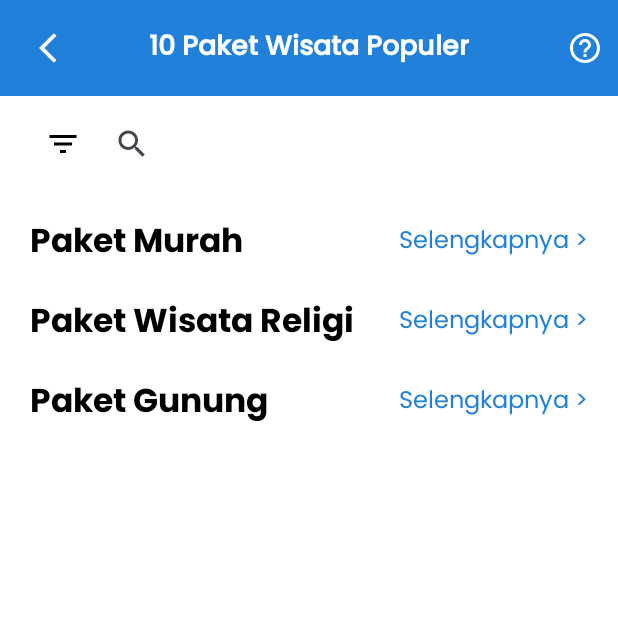
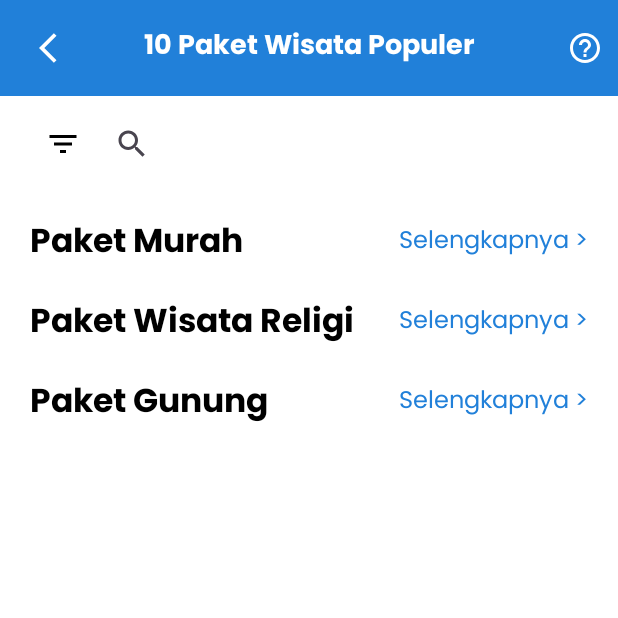
Before and after one commit to Exploreka/Exploreka-App, an Android app: the PackageActivity screen opened directly, with no data from a screen before it, on a phone screen of 412 x 824 dp, the top half of it. Run offline under Robolectric (Android 15) with nearby library versions, the phone set to English and light mode, and no system bars.

Commit message:
Update Many

```diff
--- a/app/src/main/res/layout/activity_change_password.xml
+++ b/app/src/main/res/layout/activity_change_password.xml
@@ -4,6 +4,7 @@
     xmlns:tools="http://schemas.android.com/tools"
     android:layout_width="match_parent"
     android:layout_height="match_parent"
+    android:background="@color/white"
     tools:context=".LoginActivity">
 
     <androidx.appcompat.widget.Toolbar
--- a/app/src/main/res/layout/activity_detail_wisata.xml
+++ b/app/src/main/res/layout/activity_detail_wisata.xml
@@ -4,6 +4,7 @@
     xmlns:tools="http://schemas.android.com/tools"
     android:layout_width="match_parent"
     android:layout_height="match_parent"
+    android:background="@color/white"
     tools:context=".DetailWisataActivity">
 
     <com.google.android.material.floatingactionbutton.FloatingActionButton
--- a/app/src/main/res/layout/activity_forget_password.xml
+++ b/app/src/main/res/layout/activity_forget_password.xml
@@ -4,6 +4,7 @@
     xmlns:tools="http://schemas.android.com/tools"
     android:layout_width="match_parent"
     android:layout_height="match_parent"
+    android:background="@color/white"
     tools:context=".LoginActivity">
 
     <androidx.appcompat.widget.Toolbar
--- a/app/src/main/res/layout/activity_package.xml
+++ b/app/src/main/res/layout/activity_package.xml
@@ -31,7 +31,7 @@
             android:textColor="@android:color/white"
             android:textSize="18sp"
             android:textStyle="bold"
-            android:fontFamily="@font/poppins_medium"/>
+            android:fontFamily="@font/poppins_bold"/>
 
         <ImageView
             android:id="@+id/help_button"
@@ -153,20 +153,6 @@
         app:layout_constraintTop_toBottomOf="@id/tv_paket_wisata_religi"
         app:layout_constraintStart_toStartOf="@id/tv_paket_wisata_religi" />
 
-    <com.google.android.material.bottomnavigation.BottomNavigationView
-        android:id="@+id/bottom_navigation"
-        android:layout_width="match_parent"
-        android:layout_height="wrap_content"
-        android:background="@drawable/bottom_navigation_background"
-        android:elevation="8dp"
-        app:itemIconTint="@color/grey"
-        app:itemTextColor="@color/grey"
-        app:labelVisibilityMode="labeled"
-        app:menu="@menu/bottom_navigation_menu"
-        app:layout_constraintBottom_toBottomOf="parent"
-        app:layout_constraintStart_toStartOf="parent"
-        app:layout_constraintEnd_toEndOf="parent" />
-
     <TextView
         android:id="@+id/tv_paket_wisata_gunung"
         android:layout_width="wrap_content"
@@ -209,6 +195,20 @@
         app:layout_constraintLeft_toRightOf="@id/tv_paket_wisata_religi" />
 
 
+    <com.google.android.material.bottomnavigation.BottomNavigationView
+        android:id="@+id/bottom_navigation"
+        android:layout_width="match_parent"
+        android:layout_height="wrap_content"
+        android:background="@drawable/bottom_navigation_background"
+        android:elevation="8dp"
+        app:itemIconTint="@color/grey"
+        app:itemTextColor="@color/grey"
+        app:labelVisibilityMode="labeled"
+        app:menu="@menu/bottom_navigation_menu"
+        app:layout_constraintBottom_toBottomOf="parent"
+        app:layout_constraintStart_toStartOf="parent"
+        app:layout_constraintEnd_toEndOf="parent" />
+
     <com.google.android.material.floatingactionbutton.FloatingActionButton
         android:id="@+id/floating_action_button"
         android:layout_width="wrap_content"
```
Also changed, not shown: app/src/main/AndroidManifest.xml (+7 -0 lines), app/src/main/java/com/exploreka/app/SettingActivity.kt (added, +11 -0 lines), app/src/main/res/layout/activity_notification.xml (added, +75 -0 lines), app/src/main/res/layout/activity_setting.xml (added, +38 -0 lines), app/src/main/res/drawable-v24/iv_no_notification.png (added).
